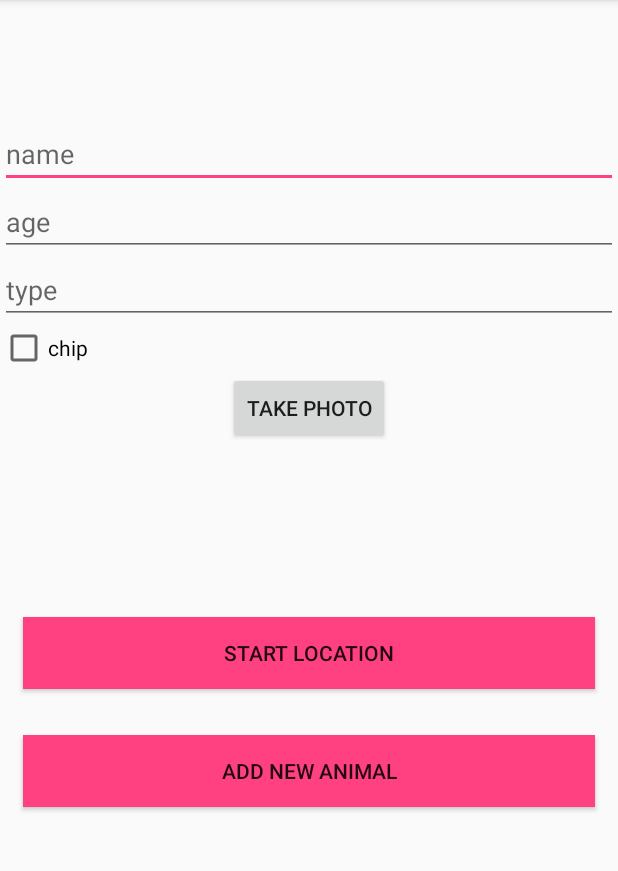
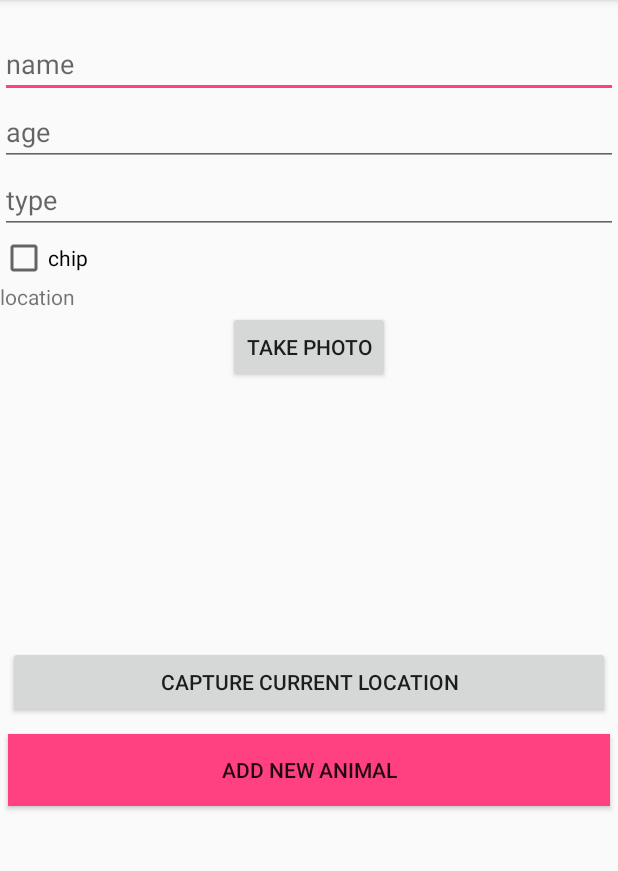
Before and after one commit to cettorre/AnimalsShelter, an Android app: the screen it shows after launch (InsertAnimalActivity), after a tap on "ADD NEW ANIMAL", on a phone screen of 412 x 824 dp, the part 84-955 px from its top. Run offline under Robolectric (Android 15) with nearby library versions, the phone set to English and light mode, and no system bars.

Commit message:
LocationListener
added code to onLocationChanged to update last known location
added textview to InsertAnimalActivity to display current location

```diff
--- a/app/src/main/java/com/example/cettorre/animalsshelter/utils/LocationUtility.java
+++ b/app/src/main/java/com/example/cettorre/animalsshelter/utils/LocationUtility.java
@@ -25,7 +25,7 @@ public class LocationUtility implements GoogleApiClient.ConnectionCallbacks, Goo
     private final long LOC_FASTEST_UPDATE = 5000; // 5s in milliseconds
     protected static GoogleApiClient mGoogleApiClient;
     protected static LocationRequest mLocRequest;
-    protected static Location mCurLocation;
+    public static Location mCurLocation;
 
     @Override
     public void onConnected(@Nullable Bundle bundle) {
@@ -93,6 +93,8 @@ public class LocationUtility implements GoogleApiClient.ConnectionCallbacks, Goo
 
     @Override
     public void onLocationChanged(Location location) {
+        mCurLocation = location;
+        Log.e("location change", String.valueOf(location.getLatitude()));
 
     }
 
--- a/app/src/main/java/com/example/cettorre/animalsshelter/view/InsertAnimalActivity.java
+++ b/app/src/main/java/com/example/cettorre/animalsshelter/view/InsertAnimalActivity.java
@@ -13,6 +13,7 @@ import android.widget.Button;
 import android.widget.CheckBox;
 import android.widget.EditText;
 import android.widget.ImageView;
+import android.widget.TextView;
 
 import com.example.cettorre.animalsshelter.R;
 import com.example.cettorre.animalsshelter.application.Controller;
@@ -29,6 +30,7 @@ public class InsertAnimalActivity extends AppCompatActivity {
     EditText age;
     EditText type;
     CheckBox hasChip;
+    TextView locationTv;
     int iChip;
 
     Button sendData;
@@ -62,6 +64,8 @@ public class InsertAnimalActivity extends AppCompatActivity {
             @Override
             public void onClick(View v) {
                 locationUtility.startLocationUpdates(getApplicationContext());
+                locationTv.setText(String.valueOf(locationUtility.mCurLocation.getLatitude()));
+
             }
         });
     }
@@ -97,6 +101,7 @@ public class InsertAnimalActivity extends AppCompatActivity {
                 //TODO test on above api 23 if this works
                 //TODO when null ask user to start GPS sensor and get current Location
                 //TODO check if is current location and not LastKnownLocation
+
             }
         }
     }
@@ -123,6 +128,7 @@ public class InsertAnimalActivity extends AppCompatActivity {
         takePhoto=findViewById(R.id.takePhoto);
         mImageView=findViewById(R.id.photo);
         startLocation=findViewById(R.id.startLocation);
+        locationTv=findViewById(R.id.current_location);
     }
 
 }
--- a/app/src/main/res/layout/activity_insert_animal.xml
+++ b/app/src/main/res/layout/activity_insert_animal.xml
@@ -12,7 +12,7 @@
         android:layout_width="match_parent"
         android:layout_height="wrap_content"
         android:hint="name"
-        android:layout_marginTop="80dp"/>
+        android:layout_marginTop="20dp"/>
 
     <EditText
         android:id="@+id/age"
@@ -32,6 +32,11 @@
         android:layout_width="wrap_content"
         android:layout_height="wrap_content"
         android:text="chip" />
+    <TextView
+        android:id="@+id/current_location"
+        android:text="location"
+        android:layout_width="wrap_content"
+        android:layout_height="wrap_content" />
 
     <Button
         android:id="@+id/takePhoto"
@@ -43,16 +48,15 @@
     <ImageView
         android:id="@+id/photo"
         android:layout_width="wrap_content"
-        android:layout_height="100dp"
+        android:layout_height="170dp"
         android:layout_gravity="center"/>
 
     <Button
         android:id="@+id/startLocation"
         android:layout_width="match_parent"
         android:layout_height="wrap_content"
-        android:text="start location"
-        android:background="@color/colorAccent"
-        android:layout_margin="15dp"
+        android:text="capture current location"
+        android:layout_margin="5dp"
         />
     <Button
         android:id="@+id/sendData"
@@ -60,7 +64,7 @@
         android:layout_height="wrap_content"
         android:text="Add New Animal"
         android:background="@color/colorAccent"
-        android:layout_margin="15dp"
+        android:layout_margin="5dp"
         />
 
 </LinearLayout>
```
